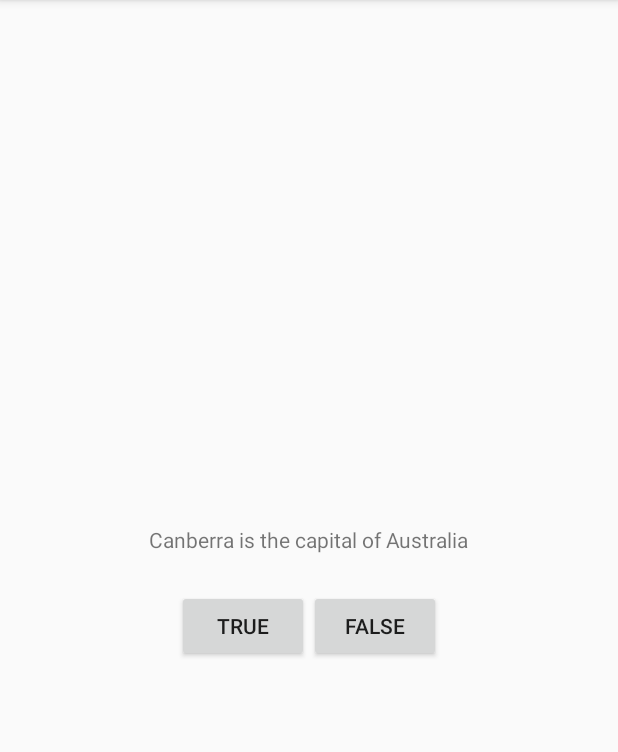
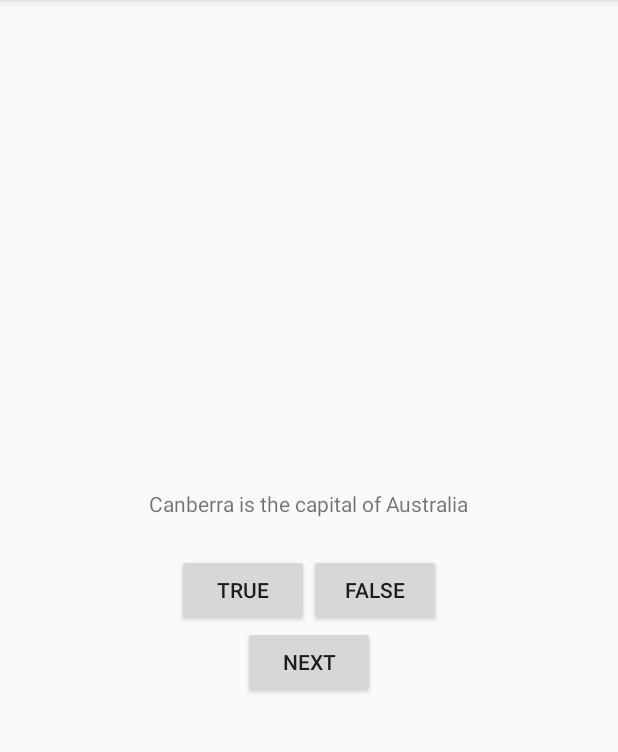
Before and after one commit to PletPeter/Android-opgaven, an Android app: the screen it shows after launch (QuizActivity), after a tap on "TRUE", on a phone screen of 412 x 824 dp, the part 84-836 px from its top. Run offline under Robolectric (Android 15) with nearby library versions, the phone set to English and light mode, and no system bars.

Commit message:
Stepping on the beat

```diff
--- a/app/src/main/java/com/bignerdranch/android/geoquiz/Question.java
+++ b/app/src/main/java/com/bignerdranch/android/geoquiz/Question.java
@@ -1,5 +1,27 @@
 package com.bignerdranch.android.geoquiz;
 
 public class Question {
-    private int mTex
+    private int mTextResId;
+    private boolean mAnswerTrue;
+
+    public Question(int textResId, boolean answerTrue){
+        mTextResId = textResId;
+        mAnswerTrue = answerTrue;
+    }
+
+    public int getTextResId() {
+        return mTextResId;
+    }
+
+    public boolean isAnswerTrue() {
+        return mAnswerTrue;
+    }
+
+    public void setTextResId(int textResId) {
+        mTextResId = textResId;
+    }
+
+    public void setAnswerTrue(boolean answerTrue) {
+        mAnswerTrue = answerTrue;
+    }
 }
--- a/app/src/main/java/com/bignerdranch/android/geoquiz/QuizActivity.java
+++ b/app/src/main/java/com/bignerdranch/android/geoquiz/QuizActivity.java
@@ -6,37 +6,54 @@ import android.os.Bundle;
 import android.view.Gravity;
 import android.view.View;
 import android.widget.Button;
+import android.widget.TextView;
 import android.widget.Toast;
 
 public class QuizActivity extends AppCompatActivity {
 
     private Button mTrueButton;
     private Button mFalseButton;
+    private Button mNextButton;
+    private TextView mQuestionTextView;
+
+    private Question[] mQuestionBank = new Question[] {
+            new Question(R.string.question_australia, true),
+            new Question(R.string.question_oceans, true),
+            new Question(R.string.question_mideast, false),
+            new Question(R.string.question_africa, false),
+            new Question(R.string.question_americas, true),
+            new Question(R.string.question_asia, true),
+    };
+
+    private int mCurrentIndex = 0;
 
     @Override
     protected void onCreate(Bundle savedInstanceState) {
         super.onCreate(savedInstanceState);
         setContentView(R.layout.activity_quiz);
 
+        mQuestionTextView = findViewById(R.id.question_text_view);
+        int question = mQuestionBank[mCurrentIndex].getTextResId();
+        mQuestionTextView.setText(question);
 
         mTrueButton = findViewById(R.id.true_button);
         mTrueButton.setOnClickListener(new View.OnClickListener(){
             @Override
             public void onClick(View v) {
-                maakToast(R.string.correct_toast);
+                makeToast(R.string.correct_toast);
             }
         });
         mFalseButton = findViewById(R.id.false_button);
         mFalseButton.setOnClickListener(new View.OnClickListener(){
             @Override
             public void onClick(View v) {
-                maakToast(R.string.incorrect_toast);
+                makeToast(R.string.incorrect_toast);
             }
         });
 
     }
 
-    private void maakToast(int text) {
+    private void makeToast(int text) {
         Toast toast = Toast.makeText(QuizActivity.this,
                 text,
                 Toast.LENGTH_SHORT);
--- a/app/src/main/res/layout/activity_quiz.xml
+++ b/app/src/main/res/layout/activity_quiz.xml
@@ -9,7 +9,7 @@
         android:layout_width="wrap_content"
         android:layout_height="wrap_content"
         android:padding="24dp"
-        android:text="@string/question_text" />
+        android:id="@+id/question_text_view"/>
 
     <LinearLayout
         android:layout_width="wrap_content"
@@ -29,4 +29,10 @@
             android:text="@string/false_button" />
     </LinearLayout>
 
+    <Button
+        android:layout_width="wrap_content"
+        android:layout_height="wrap_content"
+        android:id="@+id/next_button"
+        android:text="@string/next_button"/>
+
 </LinearLayout>
--- a/app/src/main/res/values/strings.xml
+++ b/app/src/main/res/values/strings.xml
@@ -1,9 +1,14 @@
 <resources>
     <string name="app_name">GeoQuiz</string>
-    <string name="question_text">Canberra is the capital of Australia</string>
+    <string name="question_australia">Canberra is the capital of Australia</string>
     <string name="true_button">True</string>
     <string name="false_button">False</string>
+    <string name="next_button">Next</string>
     <string name="correct_toast">Correct!</string>
     <string name="incorrect_toast">Incorrect!</string>
-
+    <string name="question_oceans">The Pacific Ocean is larger than the Atlantic Ocean.</string>
+    <string name="question_mideast">The Suez Canal connects the Red Sea and the Indian Ocean.</string>
+    <string name="question_africa">The source of the Nile River is in Egypt.</string>
+    <string name="question_americas">The Amazon River is the longest river in the Americas.</string>
+    <string name="question_asia">Lake Baikal is the world\'s oldest and deepest freshwater lake.</string>
 </resources>
```
